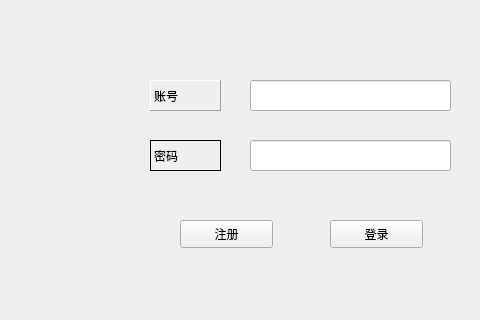
Marvin-mu/liveRadio, file mainwindow.ui: the form before one commit; both pictures show x 0 to 480 and y 0 to 320 of the 687 by 448 pixel window.
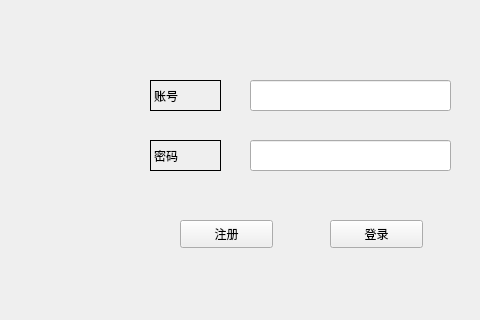
The form after the commit.

The edit to the form file:
```diff
--- a/mainwindow.ui
+++ b/mainwindow.ui
@@ -63,7 +63,7 @@
      <enum>QFrame::Panel</enum>
     </property>
     <property name="frameShadow">
-     <enum>QFrame::Raised</enum>
+     <enum>QFrame::Plain</enum>
     </property>
     <property name="text">
      <string>账号</string>
```
Left out of the diff: 3 changed lines with no effect on the pictures.
